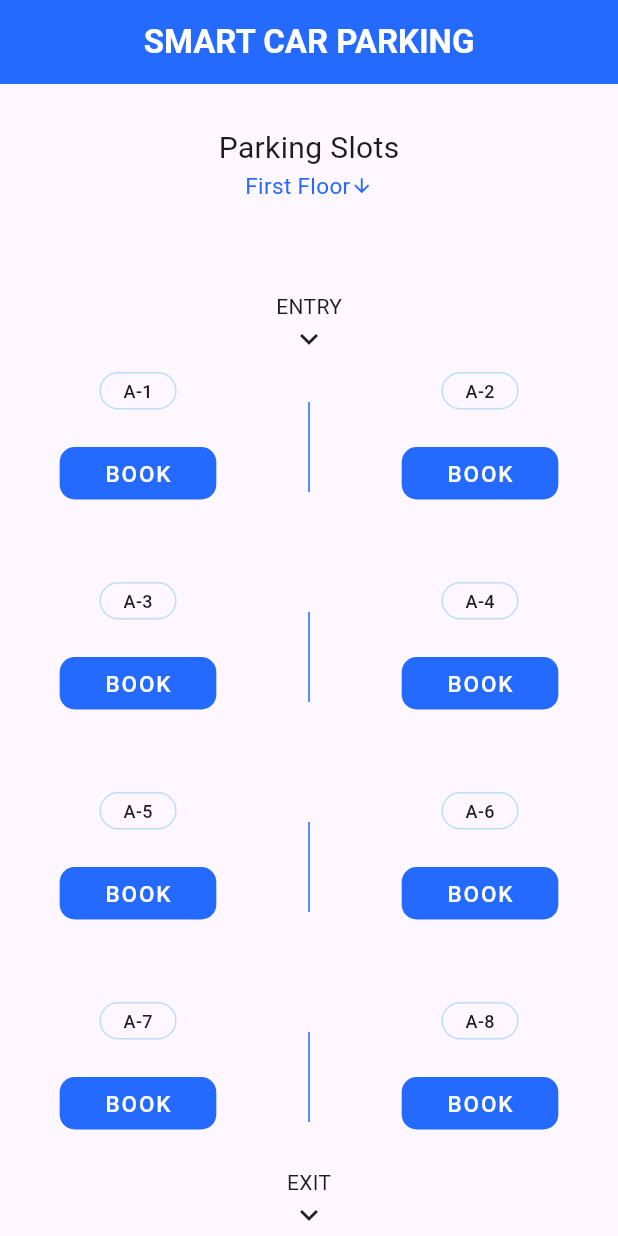
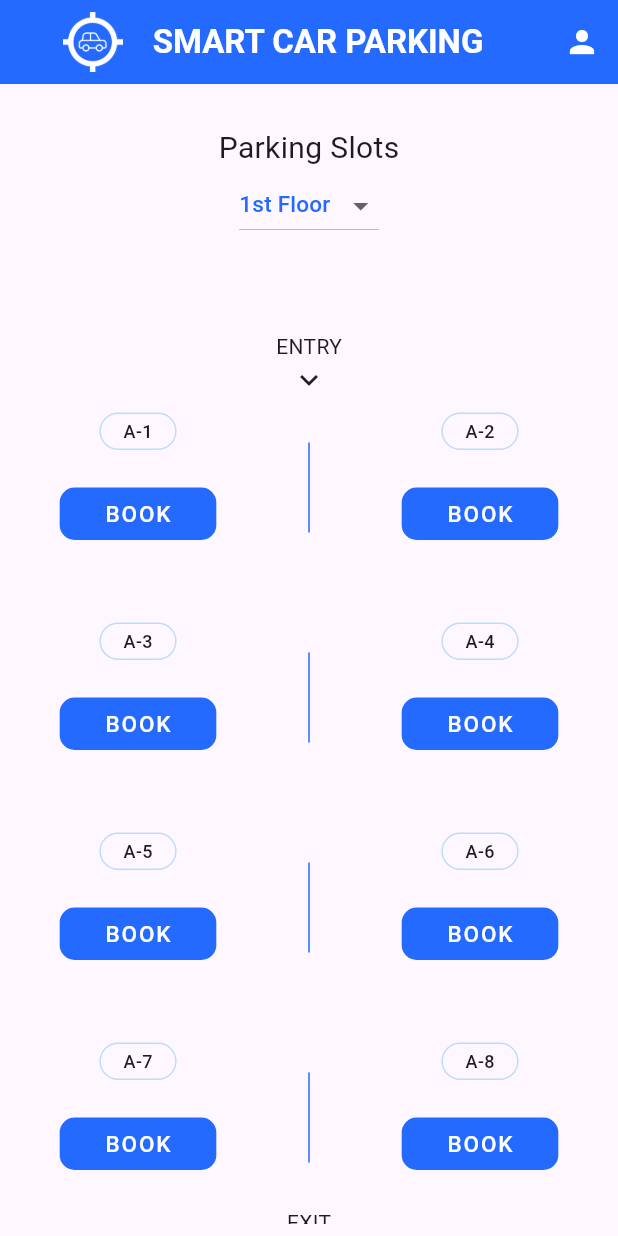
Before and after one commit to nyandowz/Parking, a Flutter app: the screen it shows after launch, on a phone screen of 412 x 824 dp. Run offline on Flutter 3.47's test engine with Material 2 defaults, Android fonts, the light colour scheme and no system bars; our stand-ins replace firebase_core, firebase_database, get, lottie; missing offline and left inert: another_dashed_container; accounts and stored records are empty.

Commit message:
Floor changing button

```diff
--- /dev/null
+++ b/lib/components/floot_selector.dart
@@ -0,0 +1,44 @@
+import 'package:flutter/material.dart';
+import 'package:flutter/src/widgets/framework.dart';
+import 'package:flutter/src/widgets/placeholder.dart';
+import 'package:get/get.dart';
+import 'package:smart_car_parking/config/colors.dart';
+import 'package:smart_car_parking/controller/parking_controller.dart';
+
+class FloorSelector extends StatelessWidget {
+  const FloorSelector({super.key});
+
+  @override
+  Widget build(BuildContext context) {
+    ParkingController parkingController = Get.put(ParkingController());
+    return DropdownButton(
+        focusColor: Colors.white,
+        items: const [
+          DropdownMenuItem(
+            child: const Text("1st Floor"),
+            value: "1st Floor",
+          ),
+          DropdownMenuItem(
+            child: const Text("2nd Floor"),
+            value: "2nd Floor",
+          ),
+          DropdownMenuItem(
+            child: const Text("3rd Floor"),
+            value: "3rd Floor",
+          )
+        ],
+        onChanged: (value) {
+          parkingController.selectedFloor.value = value.toString();
+          print(value);
+        },
+        hint: Obx(
+          () => Text(
+            parkingController.selectedFloor.value,
+            style: TextStyle(
+              color: blueColor,
+              fontSize: 15,
+            ),
+          ),
+        ));
+  }
+}
--- a/lib/config/routes.dart
+++ b/lib/config/routes.dart
@@ -1,4 +1,5 @@
 import 'package:get/get.dart';
+import 'package:smart_car_parking/pages/about_us/about_us.dart';
 import 'package:smart_car_parking/pages/booking_page/booking_page.dart';
 import 'package:smart_car_parking/pages/homepage/homepage.dart';
 
@@ -8,4 +9,9 @@ var pages = [
     page: () => HomePage(),
     transition: Transition.leftToRight,
   ),
+  GetPage(
+    name: '/about-us',
+    page: () => AboutUs(),
+    transition: Transition.leftToRight,
+  ),
 ];
--- a/lib/controller/parking_controller.dart
+++ b/lib/controller/parking_controller.dart
@@ -10,6 +10,7 @@ class ParkingController extends GetxController {
   final fb = FirebaseDatabase.instance;
   var parkingHours = 10.0.obs;
   var amountPay = 100.0.obs;
+  var selectedFloor = "1st Floor".obs;
   TextEditingController name = TextEditingController();
   var slot1KEY = "-NRdY57houxuL83j7cok";
   var slot2KEY = "-NRdYRojJXhw3_aixhnM";
@@ -31,7 +32,7 @@ class ParkingController extends GetxController {
   @override
   void onInit() {
     super.onInit();
-    startDataUpdates();
+    // startDataUpdates();
   }
 
   void amountCalculator() {
--- /dev/null
+++ b/lib/pages/about_us/about_us.dart
@@ -0,0 +1,17 @@
+import 'package:flutter/material.dart';
+import 'package:flutter/src/widgets/framework.dart';
+import 'package:flutter/src/widgets/placeholder.dart';
+
+class AboutUs extends StatelessWidget {
+  const AboutUs({super.key});
+
+  @override
+  Widget build(BuildContext context) {
+    return Scaffold(
+      body: Padding(
+        padding: const EdgeInsets.all(10),
+        child: Column(children: []),
+      ),
+    );
+  }
+}
--- a/lib/pages/homepage/homepage.dart
+++ b/lib/pages/homepage/homepage.dart
@@ -2,6 +2,7 @@ import 'package:another_dashed_container/another_dashed_container.dart';
 import 'package:flutter/material.dart';
 import 'package:get/get.dart';
 import 'package:lottie/lottie.dart';
+import 'package:smart_car_parking/components/floot_selector.dart';
 import 'package:smart_car_parking/controller/model/car_model.dart';
 import 'package:smart_car_parking/controller/parking_controller.dart';
 import 'package:smart_car_parking/components/parking_slot.dart';
@@ -17,13 +18,32 @@ class HomePage extends StatelessWidget {
     return Scaffold(
         appBar: AppBar(
           backgroundColor: blueColor,
-          title: Text(
-            "SMART CAR PARKING",
-            style: TextStyle(
-              color: Colors.white,
-              fontWeight: FontWeight.w600,
-            ),
+          title: Row(
+            mainAxisAlignment: MainAxisAlignment.center,
+            children: [
+              Image.asset(
+                "assets/images/white_logo.png",
+                width: 40,
+                height: 40,
+              ),
+              SizedBox(width: 20),
+              const Text(
+                "SMART CAR PARKING",
+                style: TextStyle(
+                  color: Colors.white,
+                  fontWeight: FontWeight.w600,
+                ),
+              ),
+            ],
           ),
+          actions: [
+            IconButton(
+                onPressed: () {},
+                icon: const Icon(
+                  Icons.person,
+                  color: Colors.white,
+                ))
+          ],
           centerTitle: true,
         ),
         body: Obx(
@@ -33,7 +53,9 @@ class HomePage extends StatelessWidget {
               child: SingleChildScrollView(
                 child: Column(
                   children: [
-                    SizedBox(height: 20),
+                    SizedBox(
+                      height: 20,
+                    ),
                     Row(
                       mainAxisAlignment: MainAxisAlignment.center,
                       children: [
@@ -45,20 +67,21 @@ class HomePage extends StatelessWidget {
                                 fontSize: 20,
                               ),
                             ),
-                            Row(
-                              children: [
-                                Text(
-                                  "First Floor",
-                                  style:
-                                      TextStyle(fontSize: 15, color: blueColor),
-                                ),
-                                Icon(
-                                  Icons.arrow_downward,
-                                  size: 15,
-                                  color: blueColor,
-                                )
-                              ],
-                            ),
+                            FloorSelector(),
+                            // Row(
+                            //   children: [
+                            //     Text(
+                            //       "First Floor",
+                            //       style:
+                            //           TextStyle(fontSize: 15, color: blueColor),
+                            //     ),
+                            //     Icon(
+                            //       Icons.arrow_downward,
+                            //       size: 15,
+                            //       color: blueColor,
+                            //     )
+                            //   ],
+                            // ),
                           ],
                         )
                       ],
@@ -208,6 +231,19 @@ class HomePage extends StatelessWidget {
                         ),
                       ],
                     ),
+                    SizedBox(height: 40),
+                    Row(
+                      mainAxisAlignment: MainAxisAlignment.center,
+                      children: [
+                        Text(
+                          "Made By : Ni30 Roy",
+                          style: TextStyle(
+                            color: lightBg,
+                          ),
+                        ),
+                      ],
+                    ),
+                    SizedBox(height: 5),
                   ],
                 ),
               ),
```
Also changed, not shown: assets/images/white_logo.png (added).
